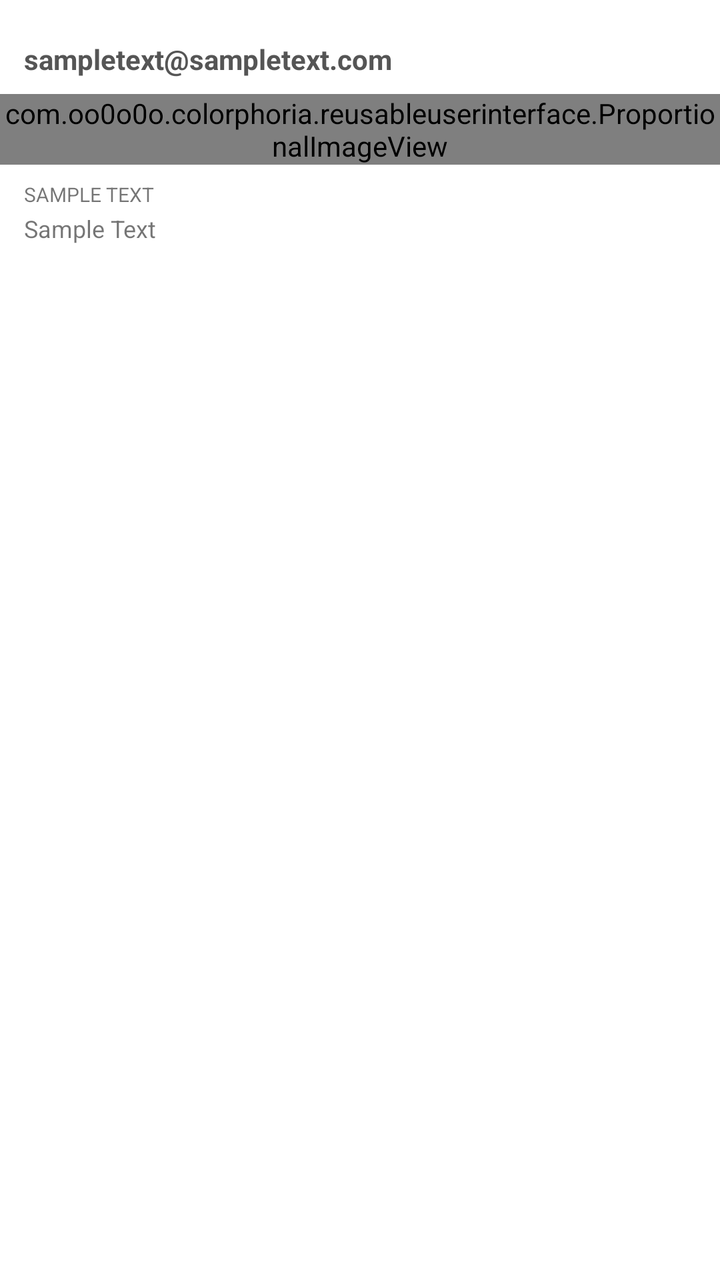
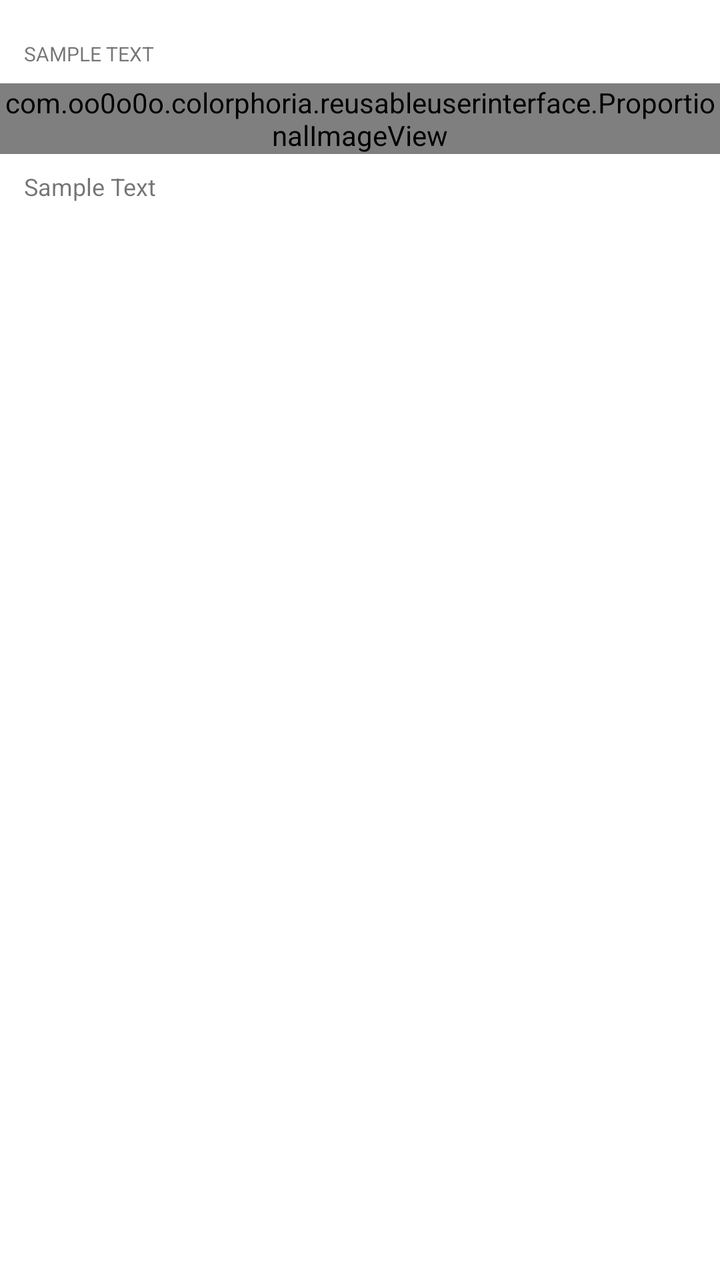

Before-and-after screenshots of an Android layout around one commit, followed by the original layout XML and the change that was made.
<!-- AndroidManifest.xml: application theme AppTheme -->
<!-- res/layout/image_row.xml -->
<?xml version="1.0" encoding="utf-8"?>
<LinearLayout xmlns:android="http://schemas.android.com/apk/res/android"
    android:layout_width="match_parent"
    android:layout_height="match_parent"
    android:orientation="vertical"
    >

    <TextView
        android:id="@+id/title_text_view"
        android:layout_width="match_parent"
        android:layout_height="wrap_content"
        android:paddingStart="@dimen/activity_horizontal_margin"
        android:paddingEnd="@dimen/activity_horizontal_margin"
        android:layout_marginBottom="@dimen/smallish_margin"
        android:layout_marginTop="@dimen/activity_vertical_margin"
        android:text="sampletext@sampletext.com"
        android:textColor="#555555"
        android:textSize="14sp"
        android:textStyle="bold" />
    <RelativeLayout
        android:layout_width="wrap_content"
        android:layout_height="wrap_content">
        <com.oo0o0o.colorphoria.reusableuserinterface.ProportionalImageView
            android:layout_width="match_parent"
            android:layout_height="wrap_content"
            android:layout_alignParentTop="true"
            android:layout_centerHorizontal="true"
            android:adjustViewBounds="true"
            android:src="@drawable/img_test_pic_10x10px"
            android:id="@+id/imageview"/>
        <ProgressBar
            style="?android:attr/progressBarStyleLarge"
            android:layout_width="wrap_content"
            android:layout_height="wrap_content"
            android:id="@+id/image_row_progress_bar"
            android:layout_centerInParent="true"
            android:indeterminate="true"
            android:visibility="gone"/>
    </RelativeLayout>
    <TextView
        android:id="@+id/date_text_view"
        android:layout_width="match_parent"
        android:layout_height="wrap_content"
        android:text="Sample Text"
        android:textSize="10sp"
        android:textAllCaps="true"
        android:paddingStart="@dimen/activity_horizontal_margin"
        android:paddingEnd="@dimen/activity_horizontal_margin"
        android:layout_marginTop="@dimen/smallish_margin"
        android:layout_marginBottom="@dimen/smallest_margin"/>
    <TextView
        android:id="@+id/comment_text_view"
        android:layout_width="match_parent"
        android:layout_height="wrap_content"
        android:text="Sample Text"
        android:textSize="12sp"
        android:paddingStart="@dimen/activity_horizontal_margin"
        android:paddingEnd="@dimen/activity_horizontal_margin"
        android:layout_marginBottom="@dimen/activity_vertical_margin"/>
</LinearLayout>
<!-- resources referenced by this layout -->
<resources>
  <dimen name="activity_horizontal_margin">12dp</dimen>
  <dimen name="activity_vertical_margin">20dp</dimen>
  <dimen name="smallest_margin">2dp</dimen>
  <dimen name="smallish_margin">8dp</dimen>
  <!-- drawable img_test_pic_10x10px: jpg bitmap (drawable, 864 bytes) -->
  <style name="AppTheme" parent="BaseTheme">
      </style>
  <style name="BaseTheme" parent="Theme.MaterialComponents.Light.DarkActionBar">
          <item name="colorPrimary">@color/colorSecondary</item>
          <item name="colorPrimaryDark">@color/colorSecondaryDark</item> 
          <item name="colorAccent">@color/colorSecondary</item> 
  
      </style>
  <color name="colorSecondary">#ff26c6da</color>
  <color name="colorSecondaryDark">#ff0095a8</color>
</resources>

<!-- the commit's change to res/layout/image_row.xml (unified diff, before → after) -->
@@ -5,18 +5,30 @@
     android:orientation="vertical"
     >
 
+    
+        
+        
+        
+        
+        
+        
+        
+        
+        
+        
+        
     <TextView
-        android:id="@+id/title_text_view"
-        android:layout_width="match_parent"
-        android:layout_height="wrap_content"
-        android:paddingStart="@dimen/activity_horizontal_margin"
-        android:paddingEnd="@dimen/activity_horizontal_margin"
-        android:layout_marginBottom="@dimen/smallish_margin"
-        android:layout_marginTop="@dimen/activity_vertical_margin"
-        android:text="sampletext@sampletext.com"
-        android:textColor="#555555"
-        android:textSize="14sp"
-        android:textStyle="bold" />
+    android:id="@+id/date_text_view"
+    android:layout_width="match_parent"
+    android:layout_height="wrap_content"
+    android:text="Sample Text"
+    android:textSize="10sp"
+    android:textAllCaps="true"
+    android:paddingStart="@dimen/activity_horizontal_margin"
+    android:paddingEnd="@dimen/activity_horizontal_margin"
+    android:layout_marginBottom="@dimen/smallish_margin"
+    android:layout_marginTop="@dimen/activity_vertical_margin"
+    />
     <RelativeLayout
         android:layout_width="wrap_content"
         android:layout_height="wrap_content">
@@ -37,17 +49,17 @@
             android:indeterminate="true"
             android:visibility="gone"/>
     </RelativeLayout>
-    <TextView
-        android:id="@+id/date_text_view"
-        android:layout_width="match_parent"
-        android:layout_height="wrap_content"
-        android:text="Sample Text"
-        android:textSize="10sp"
-        android:textAllCaps="true"
-        android:paddingStart="@dimen/activity_horizontal_margin"
-        android:paddingEnd="@dimen/activity_horizontal_margin"
-        android:layout_marginTop="@dimen/smallish_margin"
-        android:layout_marginBottom="@dimen/smallest_margin"/>
+    
+        
+        
+        
+        
+        
+        
+        
+        
+        
+        
     <TextView
         android:id="@+id/comment_text_view"
         android:layout_width="match_parent"
@@ -56,5 +68,6 @@
         android:textSize="12sp"
         android:paddingStart="@dimen/activity_horizontal_margin"
         android:paddingEnd="@dimen/activity_horizontal_margin"
+        android:layout_marginTop="@dimen/smallish_margin"
         android:layout_marginBottom="@dimen/activity_vertical_margin"/>
 </LinearLayout>
<!-- resource entries referenced after the edit -->
@@ -2,7 +2,6 @@
 <resources>
   <dimen name="activity_horizontal_margin">12dp</dimen>
   <dimen name="activity_vertical_margin">20dp</dimen>
-  <dimen name="smallest_margin">2dp</dimen>
   <dimen name="smallish_margin">8dp</dimen>
   <!-- drawable img_test_pic_10x10px: jpg bitmap (drawable, 864 bytes) -->
   <style name="AppTheme" parent="BaseTheme">
